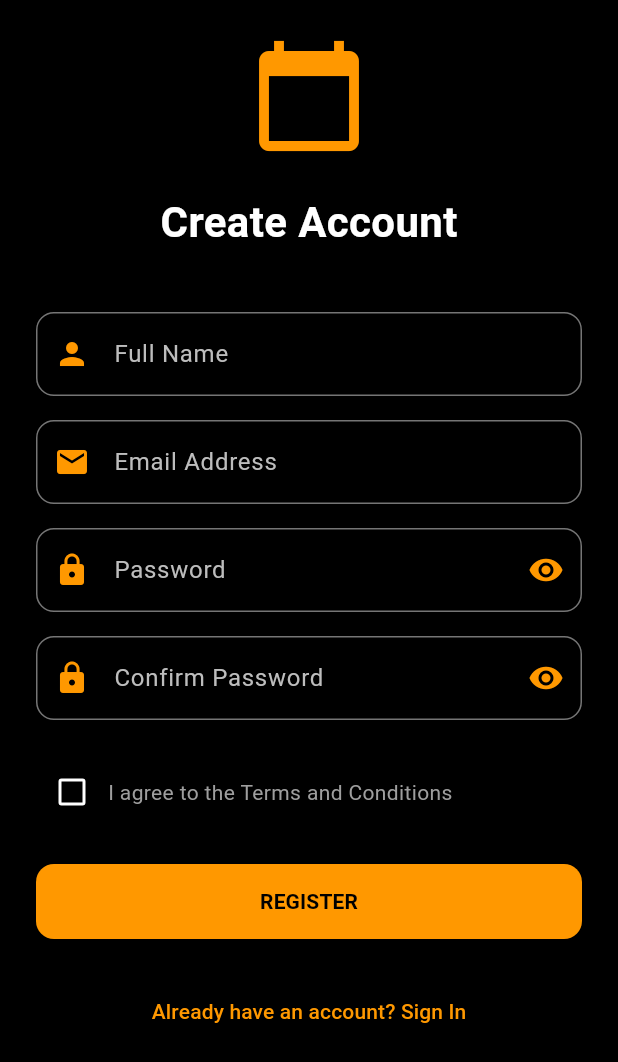
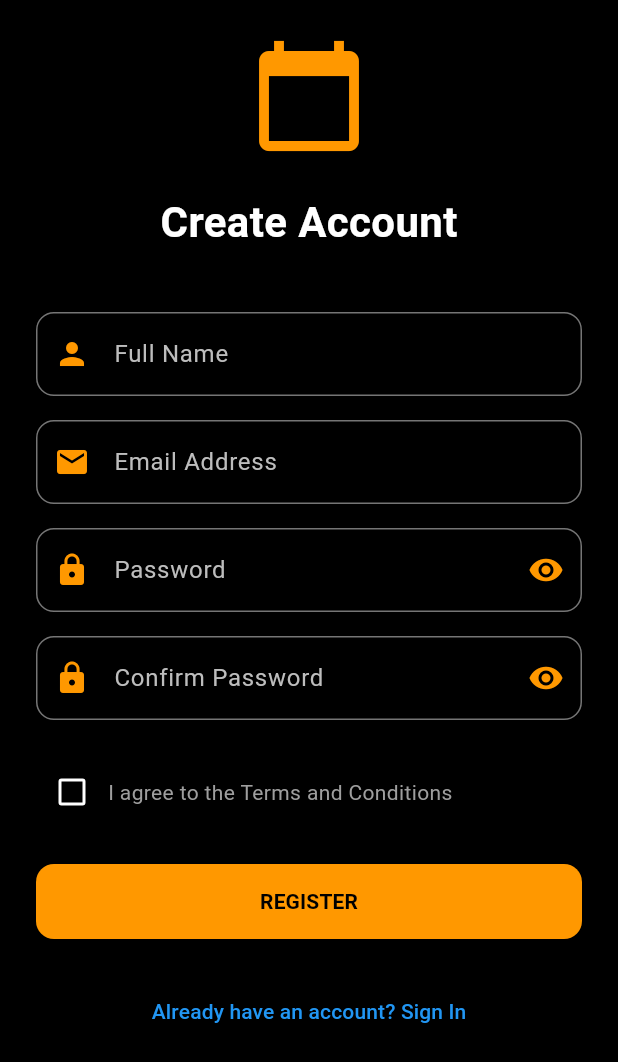
Before and after one commit to kidlocchikapa/loki, a Flutter app: the RegisterScreen screen opened by its route, on a phone screen of 412 x 824 dp. Shown: the top 1062 px of the screen. Run offline on Flutter 3.47's test engine with Material 3 defaults, Android fonts, the phone set to English and light mode, and no system bars.

Commit message:
blues color triggered

```diff
--- a/lib/screens/register_screen.dart
+++ b/lib/screens/register_screen.dart
@@ -290,7 +290,7 @@ class _RegisterScreenState extends State<RegisterScreen>
                   onPressed: () => Navigator.pop(context),
                   child: const Text(
                     'Already have an account? Sign In',
-                    style: TextStyle(color: Colors.orange),
+                    style: TextStyle(color: Colors.blue),
                   ),
                 ),
               ],
```
